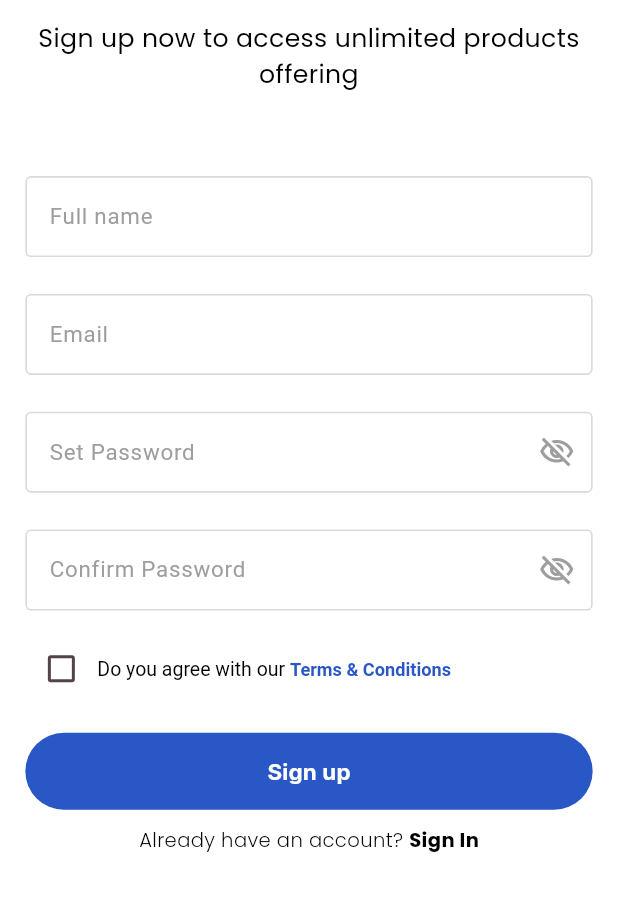
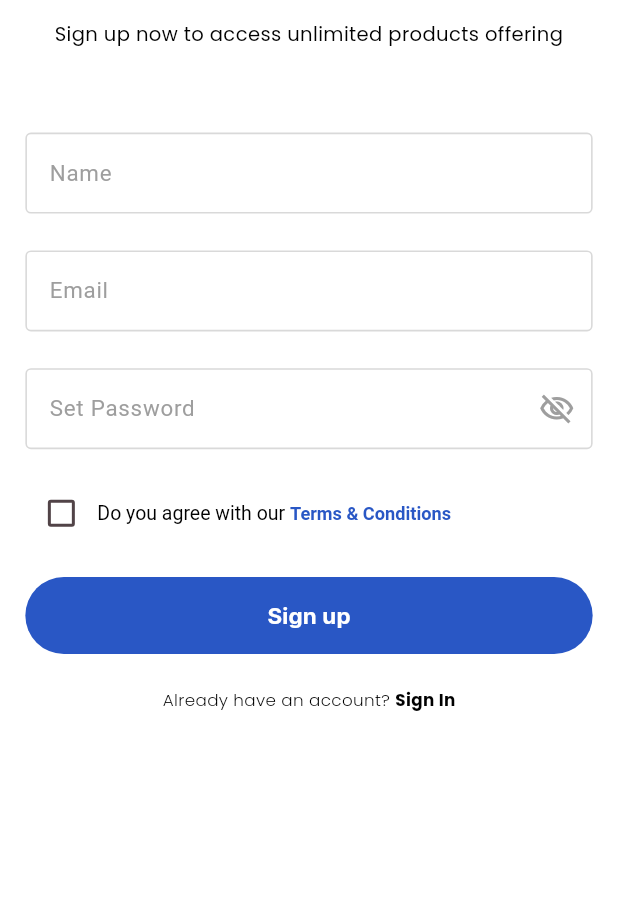
Before and after one commit to Dejito/tend, a Flutter app: the Signup screen opened by its route, on a phone screen of 412 x 824 dp, the part 137-1048 px from its top. Run offline on Flutter 3.47's test engine with Material 3 defaults, Android fonts, the phone set to English and light mode, and no system bars; our stand-ins replace cached_network_image, dio, flutter_easyloading, flutter_screenutil, fluttertoast, get_it and 1 more; Roboto replaces fonts that are missing (Alegreya).

```diff
--- a/lib/presentation/views/auth/login/login_screen.dart
+++ b/lib/presentation/views/auth/login/login_screen.dart
@@ -19,6 +19,7 @@ class LoginScreen extends StatefulWidget {
 }
 
 class _LoginScreenState extends State<LoginScreen> {
+
   @override
   void dispose() {
     _passwordController.dispose();
@@ -30,7 +31,6 @@ class _LoginScreenState extends State<LoginScreen> {
 
   final TextEditingController _emailController = TextEditingController();
 
-  // bool isCheckedKeepLoggedIn = false;
   bool _obscurePassword = true;
 
 
--- a/lib/presentation/views/auth/sign_up/sign_up.dart
+++ b/lib/presentation/views/auth/sign_up/sign_up.dart
@@ -21,19 +21,29 @@ class Signup extends StatefulWidget {
 }
 
 class _SignupState extends State<Signup> {
+
+
   bool isCheckedKeepLoggedIn = false;
 
-  final TextEditingController _usernameController =
+  final TextEditingController _nameController =
   TextEditingController(text: '');
   final TextEditingController _emailController = TextEditingController();
   final TextEditingController _passwordController = TextEditingController();
-  final TextEditingController _confirmPasswordController =
-  TextEditingController();
+  // final TextEditingController _confirmPasswordController =
+  // TextEditingController();
   final GlobalKey<FormState> _formKey = GlobalKey<FormState>();
 
   bool _obscurePassword = true;
-  bool _showLoadingIndicator = false;
-  bool _isFormValid = false;
+
+
+  @override
+  void dispose() {
+    _passwordController.dispose();
+    _emailController.dispose();
+    _nameController.dispose();
+    // _confirmPasswordController.dispose();
+    super.dispose();
+  }
 
 
   @override
@@ -50,34 +60,38 @@ class _SignupState extends State<Signup> {
               logoImage(),
               titleText(
                   "Sign up now to access unlimited products offering",
-                  fontSize: 18,
+                  fontSize: 14,
                   textAlign: TextAlign.center,
                   bottomPadding: 34,
                   topPadding: 14),
               InputText(
-                hint: "Full name",
+                controller: _nameController,
+                hint: "Name",
                 bottomPadding: 0,
               ),
               InputText(
+                controller: _emailController,
                 hint: "Email",
                 bottomPadding: 0,
               ),
               InputText(
-                hint: "Set Password",
-                bottomPadding: 0,
-                suffixIcon: const Icon(
-                  Icons.visibility_off_outlined,
-                  color: Colors.grey,
-                ),
+                controller: _passwordController,
+                  obscureText: _obscurePassword,
+                  hint: "Set Password",
+                bottomPadding: 20,
+                  suffixIcon: IconButton(
+                    onPressed: () {
+                      setState(() {
+                        _obscurePassword = !_obscurePassword;
+                      });
+                    },
+                    icon: const Icon(
+                      Icons.visibility_off_outlined,
+                      color: Colors.grey,
+                    ),
+                  )
               ),
-              InputText(
-                hint: "Confirm Password",
-                bottomPadding: 16,
-                suffixIcon: const Icon(
-                  Icons.visibility_off_outlined,
-                  color: Colors.grey,
-                ),
-              ),
+
               termsAndConditionsText(
                 value: isCheckedKeepLoggedIn,
                 onClickedChanged: (value) {
@@ -90,16 +104,12 @@ class _SignupState extends State<Signup> {
                 text: "Sign up",
                 onPressed: () {
                   final createUserReqBody = CreateUserRequestBody(
-                      name: 'Oladeji Muhammed',
-                      email: 'Deerealboy@gmail.com',
-                      password: '1111',
+                      name: _nameController.text,
+                      email: _emailController.text,
+                      password: _passwordController.text,
                       avatar: 'https://picsum.photos/800'
                   );
                   authProvider.createUser(createUserReqBody, context);
-
-                  // authProvider.isUserCreated ? Navigator.of(context).pushNamed(
-                  //     LoginScreen.route) : null;
-                  // context.push(AppRoutes.verifyEmail);
                 },
                 topMargin: 20,
               ),
--- a/lib/presentation/views/auth_widgets.dart
+++ b/lib/presentation/views/auth_widgets.dart
@@ -43,7 +43,7 @@ Widget newHereButton(Function() onClickedSignup) {
 
 Widget alreadyHaveAnAccountButton(Function() onClickedSignup) {
   return Container(
-    margin: EdgeInsets.only(top: 12.h),
+    margin: EdgeInsets.only(top: 24.h),
     decoration: BoxDecoration(borderRadius: BorderRadius.circular(12)),
     child: Row(
       mainAxisAlignment: MainAxisAlignment.center,
@@ -52,7 +52,7 @@ Widget alreadyHaveAnAccountButton(Function() onClickedSignup) {
       children: [
         titleText(
           "Already have an account? ",
-          fontSize: 14,
+          fontSize: 12,
           textAlign: TextAlign.start,
           fontWeight: FontWeight.w300,
         ),
@@ -60,7 +60,7 @@ Widget alreadyHaveAnAccountButton(Function() onClickedSignup) {
           onTap: onClickedSignup,
           child: titleText(
             "Sign In",
-            // fontSize: 10,
+            fontSize: 12,
             textAlign: TextAlign.start,
             fontWeight: FontWeight.bold,
           ),
--- a/pubspec.yaml
+++ b/pubspec.yaml
@@ -18,15 +18,15 @@ dependencies:
   flutter_screenutil: ^5.9.3
   get_it: ^8.0.3
   google_fonts: ^6.2.1
-  pin_code_text_field: ^1.8.0
+#  pin_code_text_field: ^1.8.0
   flutter_svg: ^2.1.0
   dio: ^5.8.0+1
-  flutter_bloc: ^9.1.1
+#  flutter_bloc: ^9.1.1
   fluttertoast: ^8.2.12
   image_picker: ^1.1.2
   path_provider: ^2.1.5
   path: ^1.9.0
-  logger: ^2.5.0
+#  logger: ^2.5.0
   provider: ^6.1.5
   flutter_easyloading: ^3.0.5
   cached_network_image: ^3.4.1
```
Also changed, not shown: pubspec.lock.
